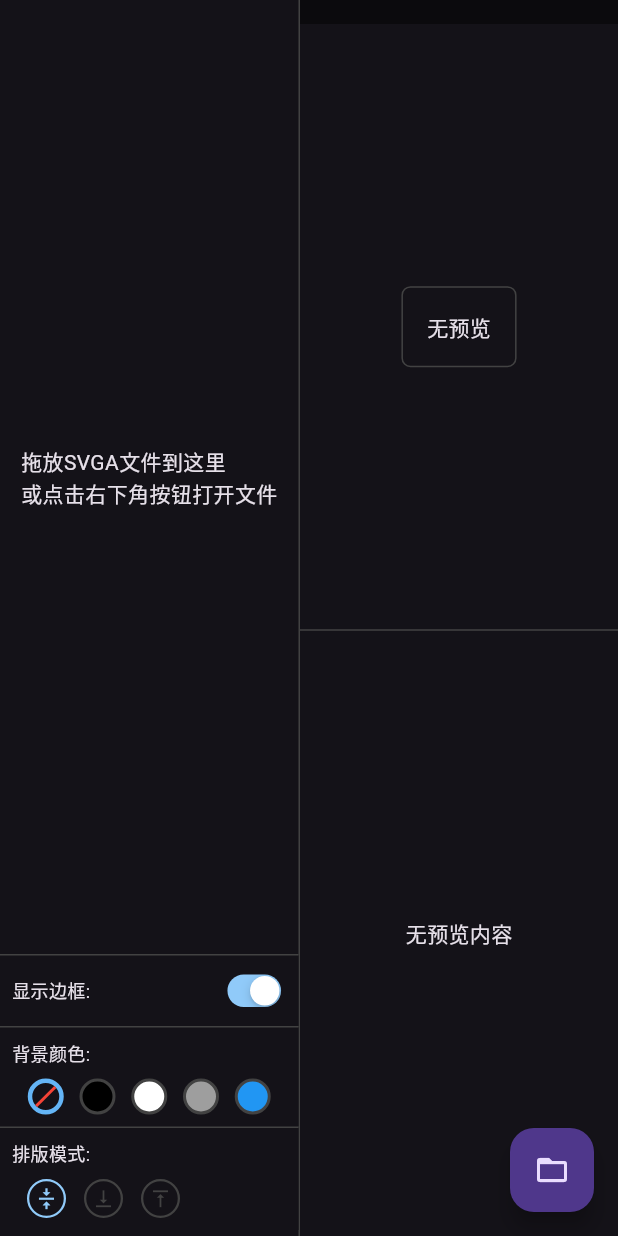
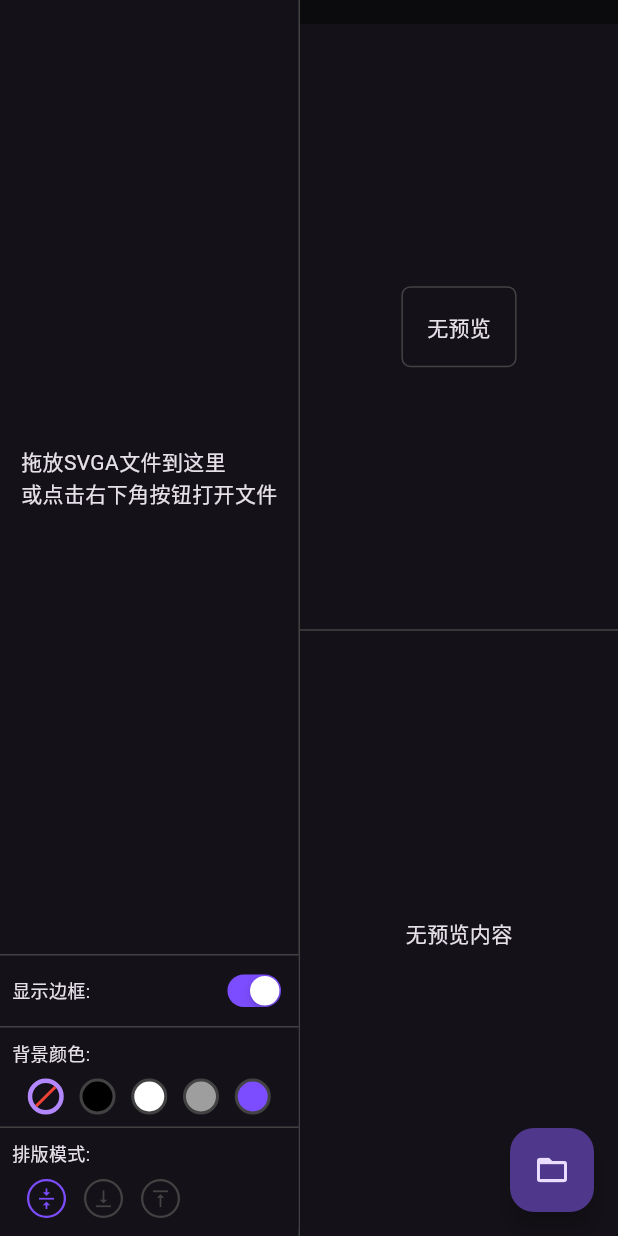
Before and after one commit to kugeceo/wenqu.luhui.net, a Flutter app: the screen it shows after launch, on a phone screen of 412 x 824 dp. Run offline on Flutter 3.47's test engine with Material 3 defaults, Android fonts, the light colour scheme and no system bars; our stand-ins replace file_picker, shared_preferences; missing offline and left inert: desktop_drop, svgaplayer_flutter, window_manager.

Commit message:
统一主题颜色

```diff
--- a/lib/main.dart
+++ b/lib/main.dart
@@ -81,7 +81,7 @@ class MyApp extends StatelessWidget {
       debugShowCheckedModeBanner: false, // 是否显示右上角的debug图标
       title: 'SVGA预览器',
       theme: ThemeData(
-        primarySwatch: Colors.blue,
+        primarySwatch: Colors.purple,
         brightness: Brightness.dark, // 使用深色主题
       ),
       home: const MyHomePage(),
--- a/lib/widgets/left_side/background_color_bar.dart
+++ b/lib/widgets/left_side/background_color_bar.dart
@@ -48,9 +48,9 @@ class BackgroundColorBar extends StatelessWidget {
                 onTap: () => viewModel.setPreviewBackgroundColor(Colors.grey),
               ),
               _ColorButton(
-                color: Colors.blue,
-                isSelected: viewModel.previewBackgroundColor == Colors.blue,
-                onTap: () => viewModel.setPreviewBackgroundColor(Colors.blue),
+                color: Colors.deepPurpleAccent,
+                isSelected: viewModel.previewBackgroundColor == Colors.deepPurpleAccent,
+                onTap: () => viewModel.setPreviewBackgroundColor(Colors.deepPurpleAccent),
               ),
             ],
           ),
@@ -82,7 +82,7 @@ class _ColorButton extends StatelessWidget {
           color: color,
           borderRadius: BorderRadius.circular(12),
           border: Border.all(
-            color: isSelected ? Colors.blue.shade300 : Colors.grey.shade800,
+            color: isSelected ? Colors.deepPurpleAccent.shade100 : Colors.grey.shade800,
             width: isSelected ? 3 : 2,
           ),
         ),
--- a/lib/widgets/left_side/display_mode_bar.dart
+++ b/lib/widgets/left_side/display_mode_bar.dart
@@ -96,7 +96,7 @@ class _ModeButton extends StatelessWidget {
 
   @override
   Widget build(BuildContext context) {
-    Color color = isSelected ? Colors.blue.shade200 : Colors.grey.shade800;
+    Color color = isSelected ? Colors.deepPurpleAccent.shade200 : Colors.grey.shade800;
 
     IconData? icon;
     switch (mode) {
--- a/lib/widgets/left_side/svga_control_bar.dart
+++ b/lib/widgets/left_side/svga_control_bar.dart
@@ -60,7 +60,7 @@ class SVGAControlBar extends StatelessWidget {
                 animation: controller,
                 builder: (context, child) {
                   return Slider(
-                    activeColor: Colors.blue.shade200,
+                    activeColor: Colors.deepPurpleAccent.shade200,
                     min: 0,
                     max: controller.frames.toDouble(),
                     value: controller.currentFrame.toDouble(),
@@ -89,7 +89,7 @@ class SVGAControlBar extends StatelessWidget {
                     child: CupertinoSwitch(
                       value: viewModel.allowDrawingOverflow,
                       onChanged: viewModel.setAllowDrawingOverflow,
-                      activeColor: Colors.blue.shade200,
+                      activeColor: Colors.deepPurpleAccent.shade200,
                     ),
                   ),
                 ],
@@ -134,7 +134,7 @@ class __PlayButtonState extends State<_PlayButton> {
       width: 28,
       height: 20,
       decoration: BoxDecoration(
-        color: Colors.blue,
+        color: Colors.deepPurpleAccent,
         borderRadius: BorderRadius.circular(4),
       ),
       child: AnimatedBuilder(
--- a/lib/widgets/left_side/toggle_border_bar.dart
+++ b/lib/widgets/left_side/toggle_border_bar.dart
@@ -29,7 +29,7 @@ class ToggleBorderBar extends StatelessWidget {
             child: CupertinoSwitch(
               value: viewModel.showBorder,
               onChanged: viewModel.setShowBorder,
-              activeColor: Colors.blue.shade200,
+              activeColor: Colors.deepPurpleAccent.shade200,
             ),
           ),
         ],
```
